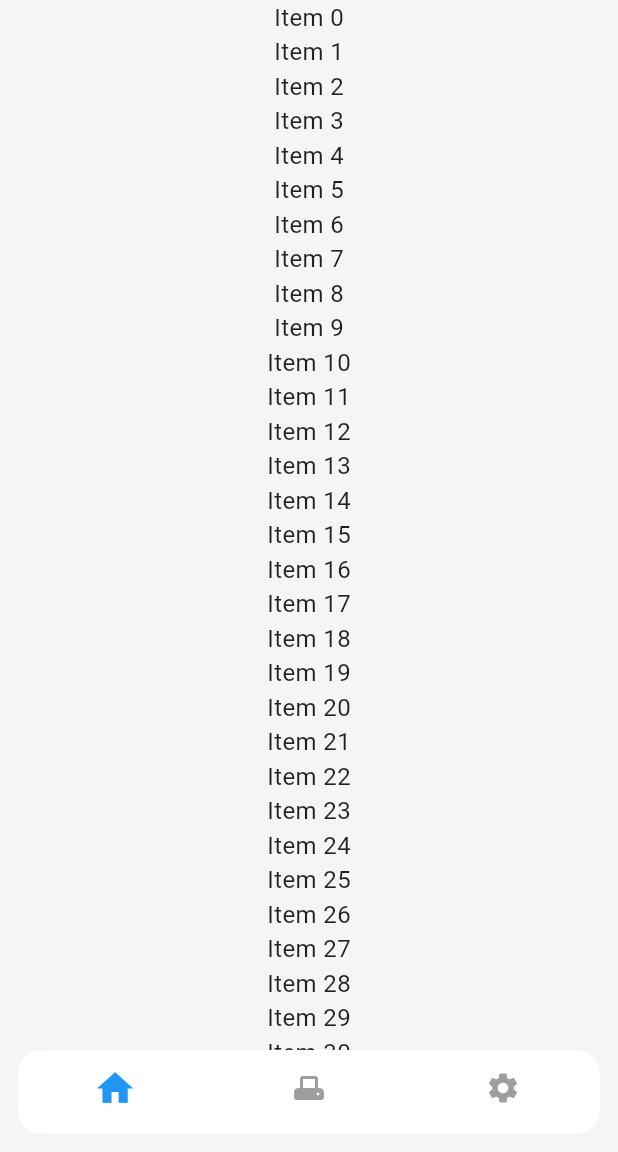
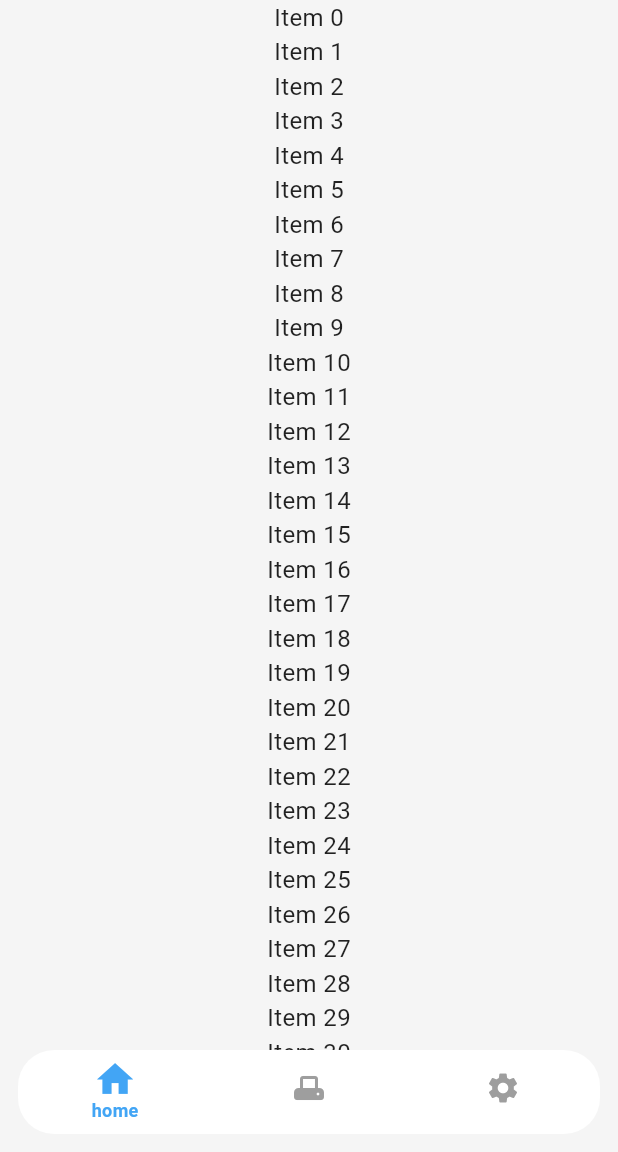
Before and after one commit to abinzhao/flutterAPP, a Flutter app: the screen it shows after launch, after a tap on the "language" icon, on a phone screen of 412 x 824 dp, the part 84-1236 px from its top. Run offline on Flutter 3.47's test engine with Material 3 defaults, Android fonts, the phone set to English and light mode, and no system bars; our stand-ins replace easy_localization, go_router, shared_preferences; network calls fail.

Commit message:
feat(ui): 增加多语言

```diff
--- /dev/null
+++ b/assets/translations/en-US.json
@@ -0,0 +1,5 @@
+{
+    "home": "Home",
+    "tools": "Tools",
+    "profile": "Pro File"
+}
--- /dev/null
+++ b/assets/translations/zh-CN.json
@@ -0,0 +1,5 @@
+{
+    "home": "首页",
+    "tools": "工具",
+    "profile": "个人中心"
+}
--- a/lib/components/AdaptiveHeader/index.dart
+++ b/lib/components/AdaptiveHeader/index.dart
@@ -1,5 +1,7 @@
 import 'package:flutter/material.dart';
 import 'package:go_router/go_router.dart';
+
+import '../../utils/locale.dart';
 
 /// 自适应头部组件
 class AdaptiveHeader extends StatelessWidget implements PreferredSizeWidget {
@@ -83,10 +85,7 @@ class AdaptiveHeader extends StatelessWidget implements PreferredSizeWidget {
                 children: [
                   IconButton(
                     icon: const Icon(Icons.language),
-                onPressed: () {
-                  // 处理多语言切换的路由跳转
-                  // context.go('/language');
-                },
+                    onPressed: () => LocaleUtils.setLocale(context),
                   ),
                   IconButton(
                     icon: const Icon(Icons.brightness_4),
@@ -105,7 +104,6 @@ class AdaptiveHeader extends StatelessWidget implements PreferredSizeWidget {
               ),
             ],
           ),
-        )
-    );
+        ));
   }
 }
--- a/lib/components/BottomNavBar/index.dart
+++ b/lib/components/BottomNavBar/index.dart
@@ -1,11 +1,11 @@
 import 'package:flutter/material.dart';
 import 'package:provider/provider.dart';
-import '../../models/change_notifier.dart';
+import '../../modules/change_notifier.dart';
 
 /// 底部导航栏
 class BottomNavBar extends StatefulWidget {
   final int selectedIndex;
-  final List<BottomNavigationBarItem> listItem;
+  final List<Map<String, dynamic>> listItem;
 
   const BottomNavBar({
     super.key,
@@ -34,7 +34,7 @@ class _BottomNavBarState extends State<BottomNavBar>
       duration: const Duration(milliseconds: 300),
     );
     _scaleAnimation =
-        Tween<double>(begin: 1.0, end: 1.2).animate(_animationController);
+        Tween<double>(begin: 0.8, end: 1.2).animate(_animationController);
     // 默认激活项触发动画
     _animationController.forward();
   }
@@ -52,13 +52,12 @@ class _BottomNavBarState extends State<BottomNavBar>
       child: Container(
         height: 56,
         decoration: BoxDecoration(
-          borderRadius: BorderRadius.circular(16),
+          borderRadius: BorderRadius.circular(24),
           color: Colors.white,
         ),
-        child: Stack(
-          children: [
-            BottomNavigationBar(
+        child: BottomNavigationBar(
           key: _bottomNavigationKey,
+          backgroundColor: Colors.transparent,
           currentIndex: widget.selectedIndex,
           onTap: (index) {
             _animationController.reset();
@@ -72,24 +71,25 @@ class _BottomNavBarState extends State<BottomNavBar>
               icon: isSelected
                   ? ScaleTransition(
                       scale: _scaleAnimation,
-                          child: item.icon,
+                      child: item["icon"],
                     )
-                      : item.icon,
-                  label: item.label,
+                  : item["icon"],
+              label: item["label"],
             );
           }).toList(),
           type: BottomNavigationBarType.fixed,
           selectedFontSize: 12,
           unselectedFontSize: 12,
-              selectedItemColor: Colors.blue,
-              unselectedItemColor: Colors.grey,
-              showSelectedLabels: false,
+          selectedItemColor:
+              Theme.of(context).bottomNavigationBarTheme.selectedItemColor,
+          unselectedItemColor:
+              Theme.of(context).bottomNavigationBarTheme.unselectedItemColor,
+          selectedLabelStyle:
+              Theme.of(context).bottomNavigationBarTheme.selectedLabelStyle,
+          showSelectedLabels: true,
           showUnselectedLabels: false,
-              backgroundColor: const Color.fromARGB(0, 185, 29, 29),
           elevation: 0,
           iconSize: 24,
-            ),
-          ],
         ),
       ),
     );
--- a/lib/main.dart
+++ b/lib/main.dart
@@ -1,17 +1,26 @@
-import 'package:code_app/themes/theme.dart';
+import 'package:easy_localization/easy_localization.dart';
 import 'package:flutter/material.dart';
 import 'package:provider/provider.dart';
 
-import 'models/change_notifier.dart';
+import 'modules/change_notifier.dart';
 import './router/index.dart';
+import 'themes/theme.dart';
 
-void main() {
+void main() async {
+  WidgetsFlutterBinding.ensureInitialized();
+  await EasyLocalization.ensureInitialized();
+
   runApp(
     MultiProvider(
       providers: [
         ChangeNotifierProvider(create: (_) => Counter()),
       ],
-      child: const MainApp(),
+      child: EasyLocalization(
+        supportedLocales: const [Locale('zh', 'CN'), Locale('en', 'US')],
+        fallbackLocale: const Locale('zh', 'CN'),
+        path: 'translations',
+        child: const MainApp(),
+    ),
     ),
   );
 }
@@ -22,6 +31,9 @@ class MainApp extends StatelessWidget {
   @override
   Widget build(BuildContext context) {
     return MaterialApp.router(
+      localizationsDelegates: context.localizationDelegates,
+      supportedLocales: context.supportedLocales,
+      locale: context.locale,
       debugShowCheckedModeBanner: false,
       theme: AppTheme.lightTheme,
       routerConfig: router,
--- a/lib/themes/theme.dart
+++ b/lib/themes/theme.dart
@@ -20,9 +20,11 @@ class AppTheme {
       shape: RoundedRectangleBorder(borderRadius: BorderRadius.circular(12)),
     ),
     bottomNavigationBarTheme: BottomNavigationBarThemeData(
-      backgroundColor: Colors.grey[100],
+      backgroundColor: Colors.white,
       selectedItemColor: Colors.blue[400],
-      unselectedItemColor: Colors.black,
+      unselectedItemColor: Colors.grey,
+      selectedLabelStyle:
+          TextStyle(color: Colors.blue[400], fontWeight: FontWeight.w600),
     ),
   );
 
@@ -44,6 +46,8 @@ class AppTheme {
       backgroundColor: Colors.black,
       selectedItemColor: Colors.blue[400],
       unselectedItemColor: Colors.white,
+      selectedLabelStyle:
+          TextStyle(color: Colors.blue[400], fontWeight: FontWeight.w600),
     ),
   );
 }
--- /dev/null
+++ b/lib/utils/locale.dart
@@ -0,0 +1,16 @@
+import 'package:easy_localization/easy_localization.dart';
+import 'package:flutter/material.dart';
+
+class LocaleUtils {
+  static Locale getLocale(BuildContext context) {
+    return context.locale;
+  }
+
+  static Future<void> setLocale(BuildContext context) async {
+    if (context.locale.languageCode == 'en') {
+      await context.setLocale(const Locale('zh', 'CN'));
+    } else {
+      await context.setLocale(const Locale('en', 'US'));
+    }
+  }
+}
--- a/lib/views/homeLayout/index.dart
+++ b/lib/views/homeLayout/index.dart
@@ -1,8 +1,9 @@
+import 'package:easy_localization/easy_localization.dart';
 import 'package:flutter/material.dart';
 import 'package:provider/provider.dart';
 
 import '../../components/index.dart';
-import '../../models/change_notifier.dart';
+import '../../modules/change_notifier.dart';
 import '../profile/index.dart';
 import '../home/index.dart';
 import '../tools/index.dart';
@@ -13,21 +14,6 @@ final List<Widget> _pages = [
   const ProfileScreen()
 ];
 
-final List<BottomNavigationBarItem> listItem = [
-  const BottomNavigationBarItem(
-    icon: Icon(Icons.home),
-    label: '首页',
-  ),
-  const BottomNavigationBarItem(
-    icon: Icon(Icons.adf_scanner_rounded),
-    label: '工具箱',
-  ),
-  const BottomNavigationBarItem(
-    icon: Icon(Icons.settings),
-    label: '我的',
-  ),
-];
-
 /// 主布局组件
 class MainLayout extends StatelessWidget {
   const MainLayout({super.key});
@@ -35,6 +21,20 @@ class MainLayout extends StatelessWidget {
   @override
   Widget build(BuildContext context) {
     final int bottomNavBarIndex = context.watch<Counter>().bottomNavBarIndex;
+    final List<Map<String, dynamic>> listItem = [
+      {
+        "icon": const Icon(Icons.home),
+        "label": context.tr('home'),
+      },
+      {
+        "icon": const Icon(Icons.adf_scanner_rounded),
+        "label": context.tr('tools')
+      },
+      {
+        "icon": const Icon(Icons.settings),
+        "label": context.tr('profile'),
+      },
+    ];
     return SafeArea(
       child: Scaffold(
         body: LayoutBuilder(
--- a/pubspec.yaml
+++ b/pubspec.yaml
@@ -12,6 +12,7 @@ dependencies:
   shared_preferences: ^2.3.2
   provider: ^6.1.2
   go_router: ^14.2.6
+  easy_localization: ^3.0.7
 
 dev_dependencies:
   flutter_test:
@@ -25,3 +26,4 @@ assets:
   - assets/icons/
   - assets/images/
   - assets/fonts/
+  - assets/translations/
```
Also changed, not shown: lib/modules/change_notifier.dart (renamed from lib/models/change_notifier.dart), pubspec.lock. Lines whose indentation alone changed are shown as unchanged.
